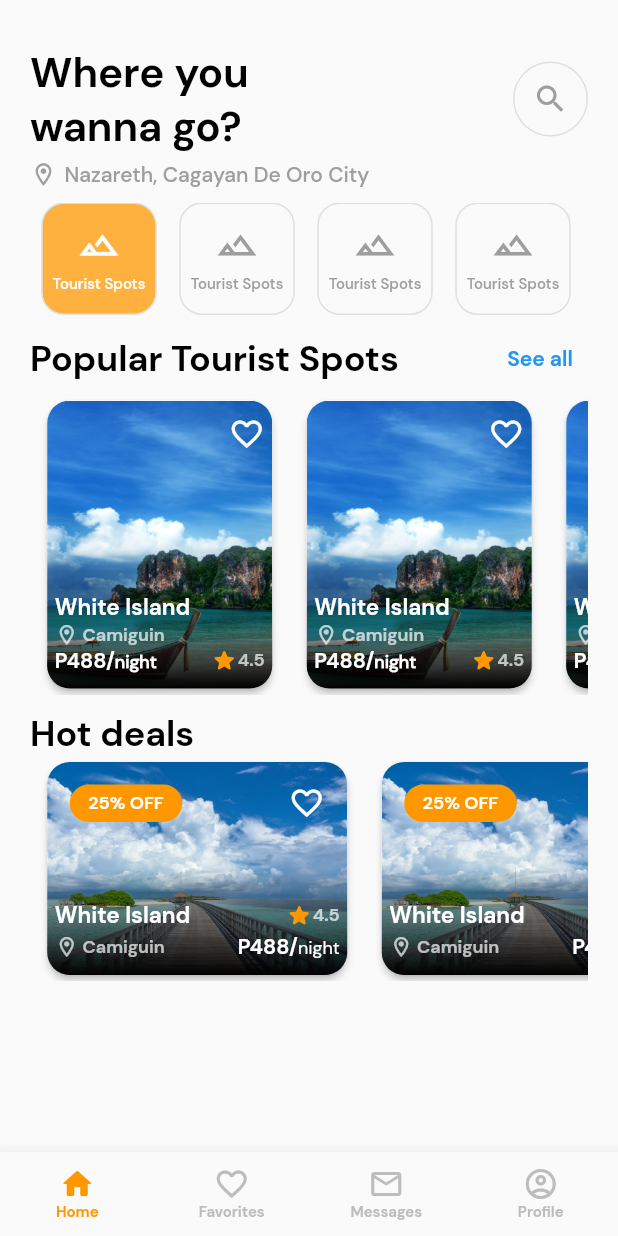
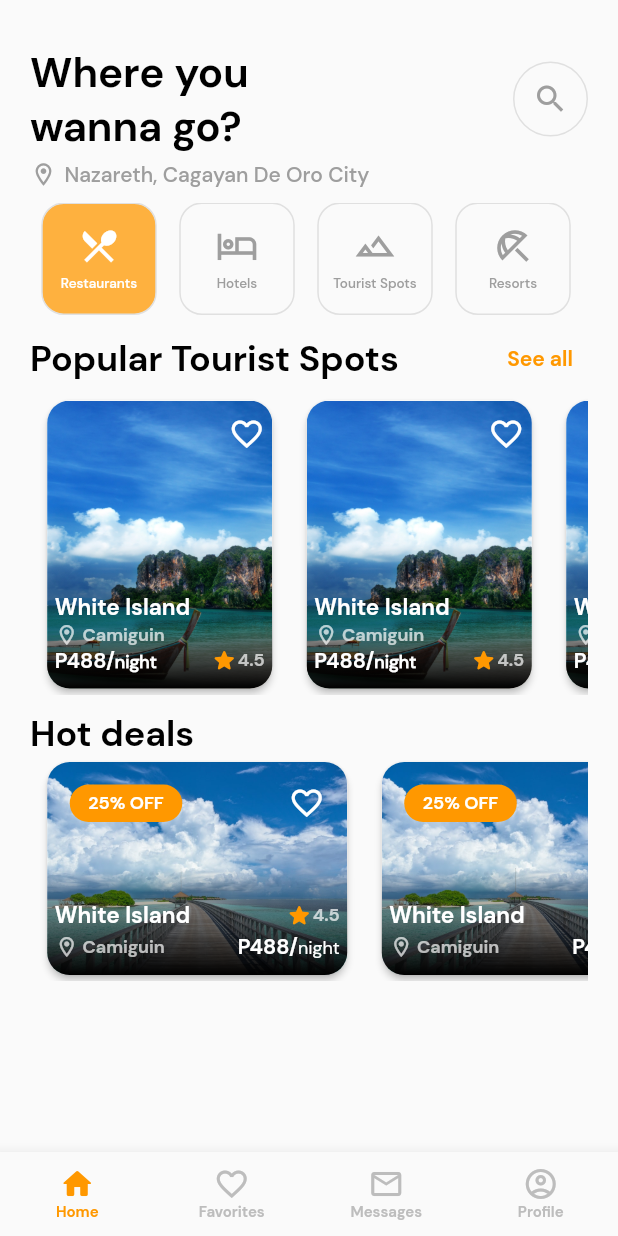
Before and after one commit to lansoyyy/hotel_booking_app, a Flutter app: the screen it shows after launch, on a phone screen of 412 x 824 dp. Run offline on Flutter 3.47's test engine with Material 2 defaults, Android fonts, the phone set to English and light mode, and no system bars.

Commit message:
added main layout

```diff
--- a/lib/main.dart
+++ b/lib/main.dart
@@ -10,7 +10,7 @@ class MyApp extends StatelessWidget {
 
   @override
   Widget build(BuildContext context) {
-    return MaterialApp(
+    return const MaterialApp(
       home: HomeScreen(),
     );
   }
--- a/lib/screens/home_screen.dart
+++ b/lib/screens/home_screen.dart
@@ -1,6 +1,6 @@
 import 'package:flutter/material.dart';
 import 'package:hotel/screens/tabs/fav_tab.dart';
-import 'package:hotel/screens/tabs/main_tab.dart';
+import 'package:hotel/screens/tabs/home_tab.dart';
 import 'package:hotel/screens/tabs/messages_tab.dart';
 import 'package:hotel/screens/tabs/profile_tab.dart';
 
--- a/lib/screens/tabs/main_tab.dart
+++ b/lib/screens/tabs/home_tab.dart
@@ -13,6 +13,18 @@ class HomeTab extends StatefulWidget {
 
 class _HomeTabState extends State<HomeTab> {
   int selectedIndex = 0;
+
+  List filters = [
+    {'name': 'Restaurants', 'icon': Icons.restaurant_menu_outlined},
+    {'name': 'Hotels', 'icon': Icons.hotel_outlined},
+    {'name': 'Tourist Spots', 'icon': Icons.landscape_outlined},
+    {'name': 'Resorts', 'icon': Icons.beach_access_outlined},
+    {'name': 'Museums', 'icon': Icons.museum_outlined},
+    {'name': 'Boarding House', 'icon': Icons.home_outlined},
+    {'name': 'Cafes', 'icon': Icons.local_cafe_outlined},
+    {'name': 'Bars', 'icon': Icons.local_bar_outlined},
+    {'name': 'Gyms', 'icon': Icons.fitness_center_outlined},
+  ];
 
   @override
   Widget build(BuildContext context) {
@@ -72,8 +84,8 @@ class _HomeTabState extends State<HomeTab> {
             height: 75,
             child: ListView.builder(
               scrollDirection: Axis.horizontal,
-              itemCount:
-                  50, // Replace 'itemCount' with the total number of items in your list
+              itemCount: filters
+                  .length, // Replace 'itemCount' with the total number of items in your list
               itemBuilder: (context, index) {
                 return Padding(
                   padding: const EdgeInsets.only(left: 7.5, right: 7.5),
@@ -99,7 +111,7 @@ class _HomeTabState extends State<HomeTab> {
                           mainAxisAlignment: MainAxisAlignment.center,
                           children: [
                             Icon(
-                              Icons.landscape_outlined,
+                              filters[index]['icon'],
                               color: selectedIndex == index
                                   ? Colors.white
                                   : Colors.grey,
@@ -107,8 +119,8 @@ class _HomeTabState extends State<HomeTab> {
                             ),
                             const SizedBox(height: 5),
                             TextWidget(
-                              text: 'Tourist Spots',
-                              fontSize: 10,
+                              text: filters[index]['name'],
+                              fontSize: 9,
                               color: selectedIndex == index
                                   ? Colors.white
                                   : Colors.grey,
@@ -140,7 +152,7 @@ class _HomeTabState extends State<HomeTab> {
                   fontFamily: 'Bold',
                   text: 'See all',
                   fontSize: 14,
-                  color: Colors.blue,
+                  color: Colors.orange,
                 ),
               ),
             ],
```
